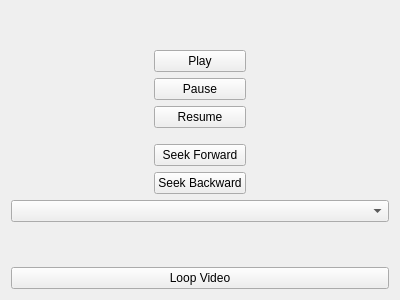
The window that mainwindow.ui (tedr56/BrightPlay) describes before a commit, drawn with Qt 5.
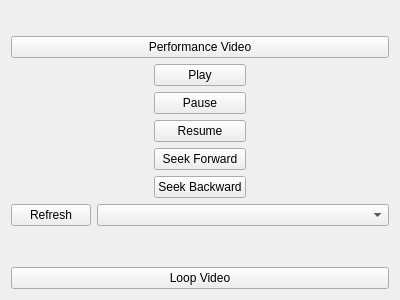
The same window after the commit.

Commit message: Hide SeekButtons

The edit to the form file:
```diff
--- a/mainwindow.ui
+++ b/mainwindow.ui
@@ -28,6 +28,13 @@
       </property>
      </spacer>
     </item>
+    <item>
+     <widget class="QPushButton" name="PerfButton">
+      <property name="text">
+       <string>Performance Video</string>
+      </property>
+     </widget>
+    </item>
     <item>
      <layout class="QHBoxLayout" name="horizontalLayout">
       <item>
@@ -84,6 +91,9 @@
         </item>
         <item>
          <widget class="QPushButton" name="ForwardButton">
+          <property name="enabled">
+           <bool>true</bool>
+          </property>
           <property name="text">
            <string>Seek Forward</string>
           </property>
@@ -114,7 +124,21 @@
      </layout>
     </item>
     <item>
-     <widget class="QComboBox" name="comboBox"/>
+     <layout class="QHBoxLayout" name="horizontalLayout_2" stretch="0,4">
+      <property name="bottomMargin">
+       <number>10</number>
+      </property>
+      <item>
+       <widget class="QPushButton" name="refreshButton">
+        <property name="text">
+         <string>Refresh</string>
+        </property>
+       </widget>
+      </item>
+      <item>
+       <widget class="QComboBox" name="comboBox"/>
+      </item>
+     </layout>
     </item>
     <item>
      <spacer name="verticalSpacer_2">
```
The commit also changes 2 other files.
